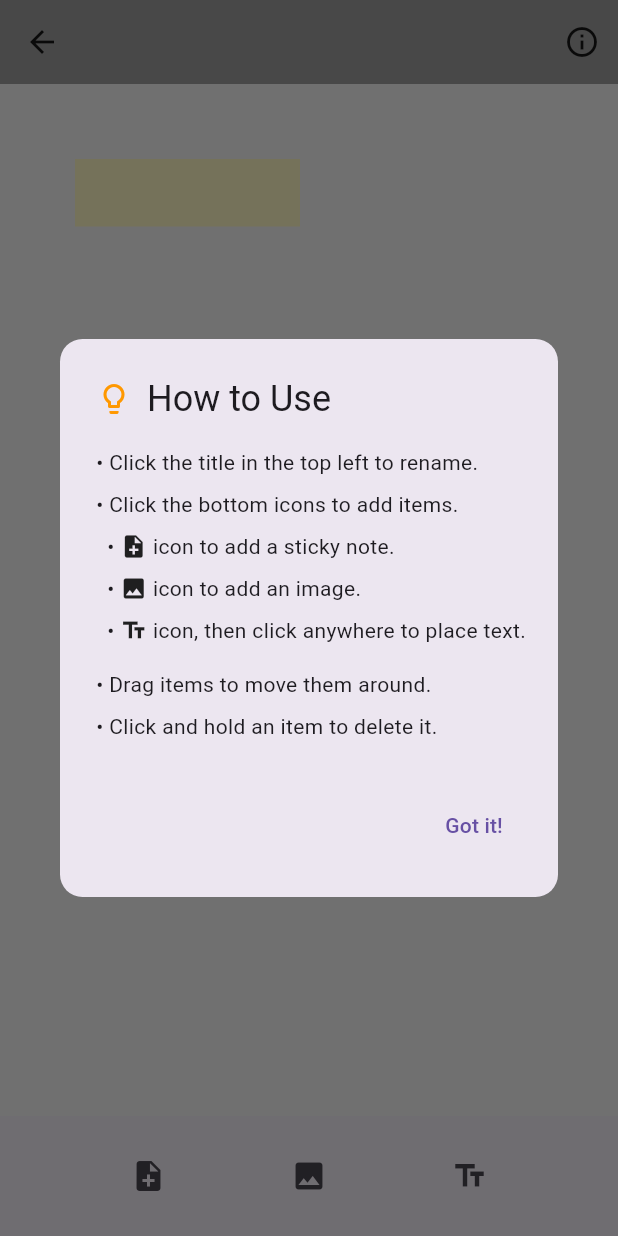
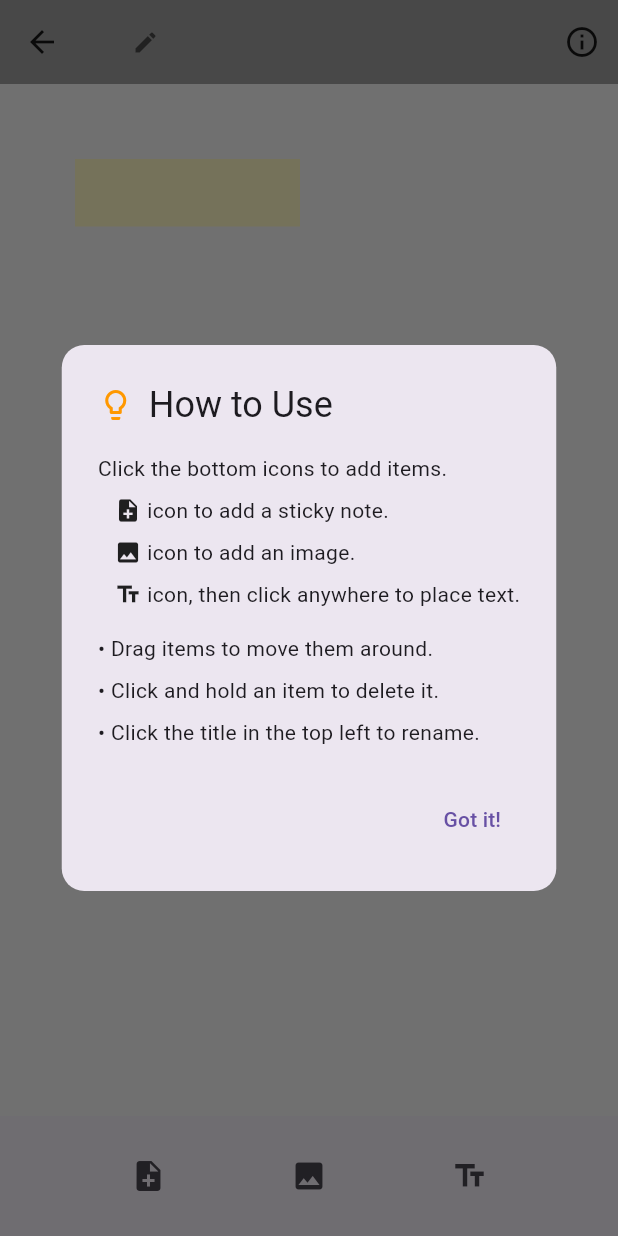
Before and after one commit to Tammo-Tammisto/Flutter-notes, a Flutter app: the NotebookViewScreen screen opened directly with empty values, after a tap on the "info outline" icon, on a phone screen of 412 x 824 dp. Run offline on Flutter 3.47's test engine with Material 3 defaults, Android fonts, the phone set to English and light mode, and no system bars; our stand-ins replace file_picker, sqflite_common_ffi; accounts and stored records are empty.

Commit message:
Notebook ui improvements

```diff
--- a/lib/screens/notebook_view_screen.dart
+++ b/lib/screens/notebook_view_screen.dart
@@ -134,13 +134,25 @@ class _NotebookViewScreenState extends State<NotebookViewScreen> {
           },
         ),
         title: InkWell(
-          // Using InkWell for a better tap area for renaming
           onTap: _renameNotebook,
+          borderRadius: BorderRadius.circular(8), // Adds a nice ripple shape
           child: Padding(
-            padding: const EdgeInsets.symmetric(vertical: 8.0, horizontal: 4.0),
-            child: Text(
-              _currentTitle,
-              style: const TextStyle(color: Colors.black87),
+            padding: const EdgeInsets.symmetric(vertical: 8.0, horizontal: 8.0),
+            child: Row(
+              mainAxisSize:
+                  MainAxisSize.min, // Prevents the Row from taking full width
+              children: [
+                Text(
+                  _currentTitle,
+                  style: const TextStyle(color: Colors.black87),
+                ),
+                const SizedBox(width: 8), // Space between title and icon
+                const Icon(
+                  Icons.edit, // Or Icons.drive_file_rename_outline
+                  size: 18,
+                  color: Colors.black54,
+                ),
+              ],
             ),
           ),
         ),
@@ -239,13 +251,11 @@ class _NotebookViewScreenState extends State<NotebookViewScreen> {
             mainAxisSize: MainAxisSize.min, // Constrains height to content
             crossAxisAlignment: CrossAxisAlignment.start,
             children: [
-              Text("• Click the title in the top left to rename."),
-              SizedBox(height: 8),
-              Text("• Click the bottom icons to add items."),
+              Text("Click the bottom icons to add items."),
               SizedBox(height: 8),
               Row(
                 children: [
-                  Text("  • "),
+                  Text("   "),
                   Icon(Icons.note_add, size: 18),
                   Text(" icon to add a sticky note."),
                 ],
@@ -253,7 +263,7 @@ class _NotebookViewScreenState extends State<NotebookViewScreen> {
               SizedBox(height: 8),
               Row(
                 children: [
-                  Text("  • "),
+                  Text("   "),
                   Icon(Icons.image, size: 18),
                   Text(" icon to add an image."),
                 ],
@@ -261,7 +271,7 @@ class _NotebookViewScreenState extends State<NotebookViewScreen> {
               SizedBox(height: 8),
               Row(
                 children: [
-                  Text("  • "),
+                  Text("   "),
                   Icon(Icons.text_fields, size: 18),
                   Text(" icon, then click anywhere to place text."),
                 ],
@@ -273,7 +283,7 @@ class _NotebookViewScreenState extends State<NotebookViewScreen> {
               SizedBox(height: 8),
               Text("• Click and hold an item to delete it."),
               SizedBox(height: 8),
-
+              Text("• Click the title in the top left to rename."),
             ],
           ),
           actions: [
```
